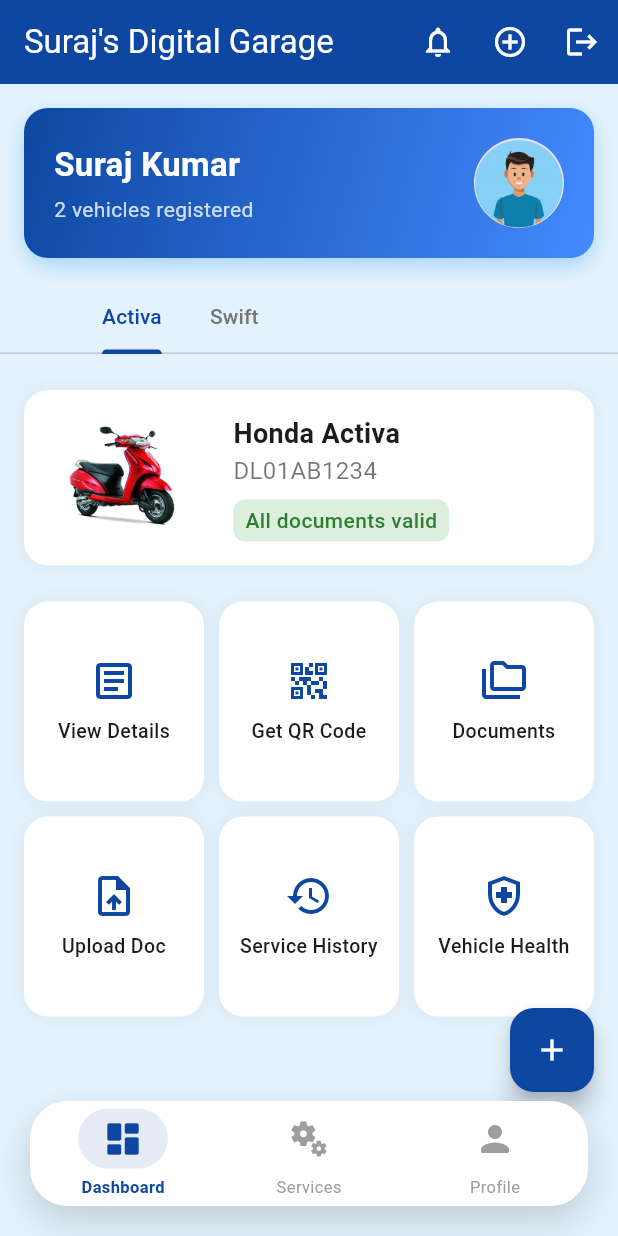
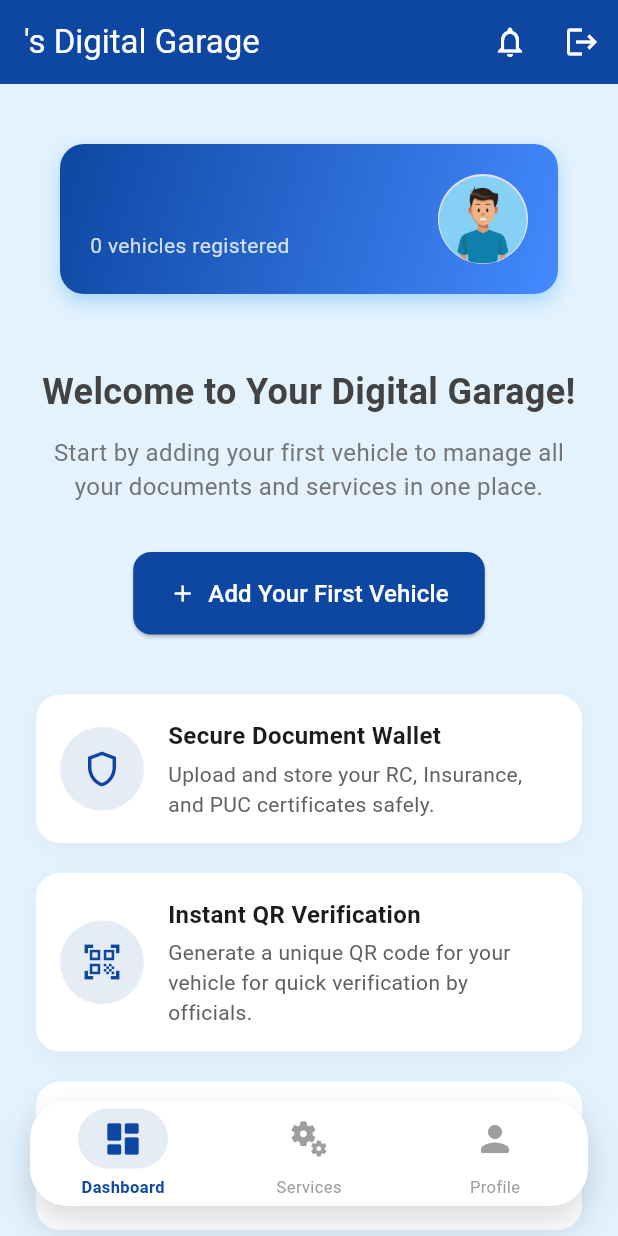
Before and after one commit to skr090850/Vehicle-Verified, a Flutter app: the screen it shows once a user with an empty profile is signed in, on a phone screen of 412 x 824 dp. Run offline on Flutter 3.47's test engine with Material 3 defaults, Android fonts, the light colour scheme and no system bars; our stand-ins replace cloud_firestore, firebase_auth, firebase_core, qr_flutter; missing offline and left inert: mobile_scanner; accounts and stored records are empty; generated files the repository leaves out were written again.

Commit message:
Make Dashboard UI more interactive

```diff
--- a/lib/owner_screens/dashboard/owner_dashboard_screen.dart
+++ b/lib/owner_screens/dashboard/owner_dashboard_screen.dart
@@ -1,5 +1,6 @@
+import 'package:flutter/material.dart';
 import 'package:firebase_auth/firebase_auth.dart';
-import 'package:flutter/material.dart';
+import 'package:cloud_firestore/cloud_firestore.dart';
 import 'package:vehicle_verified/owner_screens/dashboard/add_vehicle_screen.dart';
 import 'package:vehicle_verified/owner_screens/dashboard/generate_qr_code_screen.dart';
 import 'package:vehicle_verified/owner_screens/services/service_history_screen.dart';
@@ -16,139 +17,96 @@
   State<OwnerDashboardScreen> createState() => _OwnerDashboardScreenState();
 }
 
-class _OwnerDashboardScreenState extends State<OwnerDashboardScreen>
-    with SingleTickerProviderStateMixin {
-  late TabController _tabController;
+class _OwnerDashboardScreenState extends State<OwnerDashboardScreen> {
+  final FirebaseAuth _auth = FirebaseAuth.instance;
+  final FirebaseFirestore _firestore = FirebaseFirestore.instance;
 
-  // --- MOCK DATA ---
-  final String _userName = "Suraj Kumar";
-  final List<Map<String, dynamic>> _vehicles = [
-    {
-      'id': 'doc_id_honda_activa_123',
-      'make': 'Honda',
-      'model': 'Activa',
-      'number': 'DL01AB1234',
-      'image': 'assets/image/scooter.png',
-      'status': 'All documents valid',
-      'expiry': 'Next expiry in 8 months',
-      'health': 'Good', // New field
-      'alerts': [],
-      'services': [
-        {'name': 'General Service', 'date': '15 Jun 2024'},
-        {'name': 'Oil Change', 'date': '18 Dec 2023'},
-      ]
-    },
-    {
-      'id': 'doc_id_maruti_swift_456',
-      'make': 'Maruti Suzuki',
-      'model': 'Swift',
-      'number': 'BR01CD5678',
-      'image': 'assets/image/car_sedan.png',
-      'status': 'Insurance expiring soon',
-      'expiry': 'Expires in 15 days',
-      'health': 'Needs Checkup', // New field
-      'alerts': [
-        {'type': 'Insurance Policy', 'expiry': 'Expires in 15 days'},
-      ],
-      'services': [
-        {'name': 'AC Gas Refill', 'date': '02 Apr 2024'},
-        {'name': 'Insurance Renewed', 'date': '20 Jan 2024'},
-      ]
-    },
-  ];
+  String _userName = "User";
+  List<Map<String, dynamic>> _vehicles = [];
 
   @override
   void initState() {
     super.initState();
-    _tabController = TabController(length: _vehicles.length, vsync: this);
+    _fetchUserData();
+  }
+
+  Future<void> _fetchUserData() async {
+    User? user = _auth.currentUser;
+    if (user != null) {
+      DocumentSnapshot userDoc =
+      await _firestore.collection('users').doc(user.uid).get();
+      if (userDoc.exists && mounted) {
+        setState(() {
+          _userName = userDoc.get('name') ?? "User";
+        });
+      }
+    }
+  }
+
+  void _showUploadDocumentDialog(
+      BuildContext context, Map<String, dynamic> vehicle) {
+    // ... (existing code remains the same)
+  }
+
+  void _showFeaturesBottomSheet(BuildContext context) {
+    // ... (existing code remains the same)
   }
 
   @override
-  void dispose() {
-    _tabController.dispose();
-    super.dispose();
+  Widget build(BuildContext context) {
+    User? user = _auth.currentUser;
+    if (user == null) {
+      return const Scaffold(body: Center(child: Text("User not logged in.")));
     }
 
-  // New function to show document upload options
-  void _showUploadDocumentDialog(BuildContext context, Map<String, dynamic> vehicle) {
-    final List<String> documentTypes = [
-      'Registration Certificate (RC)',
-      'Insurance Policy',
-      'Pollution Under Control (PUC)',
-      "Owner's Manual",
-      'Other'
-    ];
+    return StreamBuilder<QuerySnapshot>(
+      stream:
+      _firestore.collection('vehicles').where('ownerID', isEqualTo: user.uid).snapshots(),
+      builder: (context, snapshot) {
+        if (snapshot.connectionState == ConnectionState.waiting) {
+          return Scaffold(
+              appBar: _buildAppBar(false),
+              body: const Center(child: CircularProgressIndicator()));
+        }
 
-    showModalBottomSheet(
-      context: context,
-      shape: const RoundedRectangleBorder(
-        borderRadius: BorderRadius.vertical(top: Radius.circular(20)),
-      ),
-      builder: (BuildContext bc) {
-        return SafeArea(
-          child: Padding(
-            padding: const EdgeInsets.all(8.0),
-            child: Wrap(
-              children: <Widget>[
-                Padding(
-                  padding: const EdgeInsets.all(16.0),
-                  child: Text(
-                    'Upload document for ${vehicle['model']}',
-                    style: const TextStyle(fontSize: 18, fontWeight: FontWeight.bold),
-                  ),
-                ),
-                ...documentTypes.map((type) => ListTile(
-                  leading: const Icon(Icons.description_outlined),
-                  title: Text(type),
-                  onTap: () {
-                    Navigator.of(context).pop(); // Close the bottom sheet
-                    Navigator.push(
-                      context,
-                      MaterialPageRoute(
-                        builder: (context) => AddEditDocumentScreen(documentType: type),
-                      ),
-                    );
-                  },
-                )).toList(),
-              ],
-            ),
+        final bool hasVehicles =
+            snapshot.hasData && snapshot.data!.docs.isNotEmpty;
+
+        if (hasVehicles) {
+          _vehicles = snapshot.data!.docs.map((doc) {
+            final data = doc.data() as Map<String, dynamic>;
+            data['id'] = doc.id;
+            return data;
+          }).toList();
+        }
+
+        return DefaultTabController(
+          length: hasVehicles ? _vehicles.length : 0,
+          child: Scaffold(
+            backgroundColor: AppColors.backgroundColorOwner,
+            appBar: _buildAppBar(hasVehicles),
+            body: hasVehicles
+                ? _buildMainDashboard()
+                : _buildInteractiveEmptyState(),
           ),
         );
       },
     );
   }
 
-  @override
-  Widget build(BuildContext context) {
-    return Scaffold(
-      backgroundColor: AppColors.backgroundColorOwner,
-      appBar: _buildAppBar(),
-      floatingActionButton: Padding(
-        padding: const EdgeInsets.only(bottom: 80.0),
-        child: FloatingActionButton(
-          onPressed: (){
-            Navigator.push(context, MaterialPageRoute(builder: (context) => const AddVehicleScreen()));
-          },
-          backgroundColor: AppColors.primaryColorOwner,
-          child: const Icon(Icons.add, color: Colors.white),
-          tooltip: 'Add Vehicle',
-        ),
-      ),
-      body: NestedScrollView(
+  Widget _buildMainDashboard() {
+    return NestedScrollView(
       headerSliverBuilder: (context, innerBoxIsScrolled) {
         return [
           SliverToBoxAdapter(child: _buildUserCard()),
           SliverPersistentHeader(
             delegate: _SliverTabBarDelegate(
               TabBar(
-                  controller: _tabController,
                 isScrollable: true,
                 indicatorColor: AppColors.primaryColorOwner,
                 labelColor: AppColors.primaryColorOwner,
                 unselectedLabelColor: Colors.grey.shade600,
-                  tabs: _vehicles
-                      .map((v) => Tab(text: v['model']))
-                      .toList(),
+                tabs: _vehicles.map((v) => Tab(text: v['model'])).toList(),
               ),
             ),
             pinned: true,
@@ -156,42 +114,138 @@
         ];
       },
       body: TabBarView(
-          controller: _tabController,
         children: _vehicles.map((vehicle) {
           return _buildVehicleTabContent(vehicle);
         }).toList(),
       ),
+    );
+  }
+
+  Widget _buildInteractiveEmptyState() {
+    return SingleChildScrollView(
+      // FIX: Added bottom padding to avoid being hidden by the nav bar
+      padding: const EdgeInsets.fromLTRB(24.0, 24.0, 24.0, 120.0),
+      child: Column(
+        crossAxisAlignment: CrossAxisAlignment.center,
+        children: [
+          _buildUserCard(),
+          const SizedBox(height: 32),
+          Text(
+            'Welcome to Your Digital Garage!',
+            style: TextStyle(
+                fontSize: 24,
+                fontWeight: FontWeight.bold,
+                color: Colors.grey.shade800),
+            textAlign: TextAlign.center,
+          ),
+          const SizedBox(height: 12),
+          Text(
+            'Start by adding your first vehicle to manage all your documents and services in one place.',
+            textAlign: TextAlign.center,
+            style: TextStyle(fontSize: 16, color: Colors.grey.shade600),
+          ),
+          const SizedBox(height: 32),
+          ElevatedButton.icon(
+            onPressed: () {
+              Navigator.push(context,
+                  MaterialPageRoute(builder: (context) => const AddVehicleScreen()));
+            },
+            icon: const Icon(Icons.add, color: Colors.white),
+            label: const Text('Add Your First Vehicle',
+                style: TextStyle(color: Colors.white, fontSize: 16)),
+            style: ElevatedButton.styleFrom(
+              backgroundColor: AppColors.primaryColorOwner,
+              padding:
+              const EdgeInsets.symmetric(horizontal: 24, vertical: 16),
+              shape: RoundedRectangleBorder(
+                  borderRadius: BorderRadius.circular(12)),
+            ),
+          ),
+          const SizedBox(height: 40),
+          _buildFeatureShowcaseCard(
+              Icons.shield_outlined,
+              'Secure Document Wallet',
+              'Upload and store your RC, Insurance, and PUC certificates safely.'),
+          const SizedBox(height: 20),
+          _buildFeatureShowcaseCard(
+              Icons.qr_code_scanner,
+              'Instant QR Verification',
+              'Generate a unique QR code for your vehicle for quick verification by officials.'),
+          const SizedBox(height: 20),
+          _buildFeatureShowcaseCard(
+              Icons.notifications_active_outlined,
+              'Expiry Reminders',
+              'Get timely alerts before your important documents expire.'),
+          const SizedBox(height: 20),
+          _buildFeatureShowcaseCard(
+              Icons.miscellaneous_services_outlined,
+              'Service Management',
+              'Book vehicle services and keep a complete history of all maintenance.'),
+        ],
       ),
     );
   }
 
-  AppBar _buildAppBar() {
-    // Extracting the first name for a more personal touch
+  Widget _buildFeatureShowcaseCard(
+      IconData icon, String title, String subtitle) {
+    return Container(
+      padding: const EdgeInsets.all(16),
+      decoration: BoxDecoration(
+          color: Colors.white,
+          borderRadius: BorderRadius.circular(16),
+          boxShadow: [
+            BoxShadow(
+                color: Colors.grey.withOpacity(0.1),
+                blurRadius: 10,
+                offset: const Offset(0, 4))
+          ]),
+      child: Row(
+        children: [
+          CircleAvatar(
+            radius: 28,
+            backgroundColor: AppColors.primaryColorOwner.withOpacity(0.1),
+            child: Icon(icon, color: AppColors.primaryColorOwner, size: 28),
+          ),
+          const SizedBox(width: 16),
+          Expanded(
+            child: Column(
+              crossAxisAlignment: CrossAxisAlignment.start,
+              children: [
+                Text(title,
+                    style: const TextStyle(
+                        fontSize: 16, fontWeight: FontWeight.bold)),
+                const SizedBox(height: 4),
+                Text(subtitle, style: TextStyle(color: Colors.grey.shade700)),
+              ],
+            ),
+          )
+        ],
+      ),
+    );
+  }
+
+  AppBar _buildAppBar(bool hasVehicles) {
     final String firstName = _userName.split(' ').first;
     return AppBar(
-      title: Text('$firstName\'s Digital Garage', style: const TextStyle(color: Colors.white)),
+      title: Text('$firstName\'s Digital Garage',
+          style: const TextStyle(color: Colors.white)),
       backgroundColor: AppColors.primaryColorOwner,
       elevation: 0,
       actions: [
+        if (hasVehicles)
+          IconButton(
+            icon: const Icon(Icons.widgets_outlined, color: Colors.white),
+            tooltip: 'Quick Actions',
+            onPressed: () => _showFeaturesBottomSheet(context),
+          ),
         IconButton(
           icon: const Icon(Icons.notifications_none, color: Colors.white),
           onPressed: () {},
         ),
         IconButton(
-          icon: const Icon(Icons.add_circle_outline, color: Colors.white),
-          onPressed: () {
-            Navigator.push(context, MaterialPageRoute(builder: (context) => const AddVehicleScreen()));
-          },
-        ),
-        IconButton(
           icon: const Icon(Icons.logout, color: AppColors.textPrimary),
           onPressed: () async {
             await FirebaseAuth.instance.signOut();
-            // Navigate to the initial screen and clear the navigation stack.
-            // Navigator.of(context).pushAndRemoveUntil(
-            //   MaterialPageRoute(builder: (context) => const AuthSelectorScreen()),
-            //       (Route<dynamic> route) => false,
-            // );
           },
         ),
       ],
@@ -247,11 +301,14 @@
   }
 
   Widget _buildVehicleTabContent(Map<String, dynamic> vehicle) {
-    List<Map<String, String>> alerts = List<Map<String, String>>.from(vehicle['alerts'] ?? []);
-    List<Map<String, String>> services = List<Map<String, String>>.from(vehicle['services'] ?? []);
+    List<Map<String, String>> alerts =
+    List<Map<String, String>>.from(vehicle['alerts'] ?? []);
+    List<Map<String, String>> services =
+    List<Map<String, String>>.from(vehicle['services'] ?? []);
 
     return SingleChildScrollView(
-      padding: const EdgeInsets.fromLTRB(16, 24, 16, 100),
+      // FIX: Added bottom padding to avoid being hidden by the nav bar
+      padding: const EdgeInsets.fromLTRB(16, 24, 16, 120.0),
       child: Column(
         crossAxisAlignment: CrossAxisAlignment.start,
         children: [
@@ -269,7 +326,8 @@
             ),
             child: Row(
               children: [
-                Image.asset(vehicle['image'], height: 80),
+                Image.asset(vehicle['image'] ?? 'assets/image/car_sedan.png',
+                    height: 80),
                 const SizedBox(width: 16),
                 Expanded(
                   child: Column(
@@ -280,7 +338,7 @@
                         style: const TextStyle(
                             fontSize: 18, fontWeight: FontWeight.bold),
                       ),
-                      Text(vehicle['number'],
+                      Text(vehicle['registrationNumber'] ?? 'N/A',
                           style: const TextStyle(
                               color: Colors.black54, fontSize: 16)),
                       const SizedBox(height: 8),
@@ -288,15 +346,16 @@
                         padding: const EdgeInsets.symmetric(
                             horizontal: 8, vertical: 4),
                         decoration: BoxDecoration(
-                          color: vehicle['status']!.contains('expiring')
+                          color: (vehicle['status'] ?? '').contains('expiring')
                               ? Colors.orange.withOpacity(0.2)
                               : Colors.green.withOpacity(0.2),
                           borderRadius: BorderRadius.circular(8),
                         ),
                         child: Text(
-                          vehicle['status']!,
+                          vehicle['status'] ?? 'Status unknown',
                           style: TextStyle(
-                            color: vehicle['status']!.contains('expiring')
+                            color: (vehicle['status'] ?? '')
+                                .contains('expiring')
                                 ? Colors.orange.shade800
                                 : Colors.green.shade800,
                             fontWeight: FontWeight.w500,
@@ -316,29 +375,49 @@
             physics: const NeverScrollableScrollPhysics(),
             mainAxisSpacing: 10,
             crossAxisSpacing: 10,
-            childAspectRatio: 0.9, // Adjusted for better text wrapping
+            childAspectRatio: 0.9,
             children: [
               _buildActionChip('View Details', Icons.article_outlined, () {
-                Navigator.push(context, MaterialPageRoute(builder: (context) => VehicleDetailsScreen(vehicle: vehicle)));
+                Navigator.push(
+                    context,
+                    MaterialPageRoute(
+                        builder: (context) =>
+                            VehicleDetailsScreen(vehicle: vehicle)));
               }),
               _buildActionChip('Get QR Code', Icons.qr_code_2, () {
-                Navigator.push(context, MaterialPageRoute(builder: (context) => GenerateQrCodeScreen(vehicle: vehicle.cast<String, String>())));
+                Navigator.push(
+                    context,
+                    MaterialPageRoute(
+                        builder: (context) => GenerateQrCodeScreen(
+                            vehicle: vehicle.cast<String, String>())));
               }),
               _buildActionChip('Documents', Icons.folder_copy_outlined, () {
-                Navigator.push(context, MaterialPageRoute(builder: (context) => const ViewAllDocumentsScreen()));
+                Navigator.push(
+                    context,
+                    MaterialPageRoute(
+                        builder: (context) => const ViewAllDocumentsScreen()));
               }),
               _buildActionChip('Upload Doc', Icons.upload_file_outlined, () {
                 _showUploadDocumentDialog(context, vehicle);
               }),
               _buildActionChip('Service History', Icons.history, () {
-                Navigator.push(context, MaterialPageRoute(builder: (context) => const ServiceHistoryScreen()));
+                Navigator.push(
+                    context,
+                    MaterialPageRoute(
+                        builder: (context) => const ServiceHistoryScreen()));
               }),
-              _buildActionChip('Vehicle Health', Icons.health_and_safety_outlined, () {
-                // Show a simple dialog for vehicle health
-                showDialog(context: context, builder: (context) => AlertDialog(
+              _buildActionChip(
+                  'Vehicle Health', Icons.health_and_safety_outlined, () {
+                showDialog(
+                    context: context,
+                    builder: (context) => AlertDialog(
                       title: const Text('Vehicle Health'),
                       content: Text('Current Status: ${vehicle['health']}'),
-                  actions: [TextButton(onPressed: () => Navigator.of(context).pop(), child: const Text('OK'))],
+                      actions: [
+                        TextButton(
+                            onPressed: () => Navigator.of(context).pop(),
+                            child: const Text('OK'))
+                      ],
                     ));
               }),
             ],
@@ -405,10 +484,12 @@
       margin: const EdgeInsets.only(bottom: 12),
       child: ListTile(
         leading: const Icon(Icons.warning_amber_rounded, color: Colors.orange),
-        title: Text(alert['type']!, style: const TextStyle(fontWeight: FontWeight.bold)),
-        subtitle: Text(alert['expiry']!, style: TextStyle(color: Colors.grey.shade600)),
+        title: Text(alert['type']!,
+            style: const TextStyle(fontWeight: FontWeight.bold)),
+        subtitle:
+        Text(alert['expiry']!, style: TextStyle(color: Colors.grey.shade600)),
         trailing: const Icon(Icons.arrow_forward_ios, size: 16),
-        onTap: () { /* Navigate to document details */ },
+        onTap: () {},
       ),
     );
   }
@@ -420,27 +501,47 @@
       shape: RoundedRectangleBorder(borderRadius: BorderRadius.circular(12)),
       margin: const EdgeInsets.only(bottom: 12),
       child: ListTile(
-        leading: const Icon(Icons.receipt_long, color: AppColors.primaryColorOwner),
-        title: Text(service['name']!, style: const TextStyle(fontWeight: FontWeight.bold)),
-        subtitle: Text(service['date']!, style: TextStyle(color: Colors.grey.shade600)),
+        leading:
+        const Icon(Icons.receipt_long, color: AppColors.primaryColorOwner),
+        title: Text(service['name']!,
+            style: const TextStyle(fontWeight: FontWeight.bold)),
+        subtitle:
+        Text(service['date']!, style: TextStyle(color: Colors.grey.shade600)),
         trailing: const Icon(Icons.arrow_forward_ios, size: 16),
-        onTap: () { /* Navigate to service history details */ },
+        onTap: () {},
+      ),
+    );
+  }
+
+  Widget _buildBottomSheetAction(
+      String label, IconData icon, VoidCallback onTap) {
+    return GestureDetector(
+      onTap: onTap,
+      child: Column(
+        mainAxisAlignment: MainAxisAlignment.center,
+        children: [
+          CircleAvatar(
+            radius: 28,
+            backgroundColor: Colors.grey.shade200,
+            child: Icon(icon, color: AppColors.primaryColorOwner, size: 28),
+          ),
+          const SizedBox(height: 8),
+          Text(label,
+              textAlign: TextAlign.center,
+              style: const TextStyle(fontSize: 12)),
+        ],
       ),
     );
   }
 }
 
-// Helper class to make the TabBar stick to the top while scrolling
 class _SliverTabBarDelegate extends SliverPersistentHeaderDelegate {
   _SliverTabBarDelegate(this._tabBar);
-
   final TabBar _tabBar;
-
   @override
   double get minExtent => _tabBar.preferredSize.height;
   @override
   double get maxExtent => _tabBar.preferredSize.height;
-
   @override
   Widget build(
       BuildContext context, double shrinkOffset, bool overlapsContent) {
```
Lines whose indentation alone changed are shown as unchanged.
